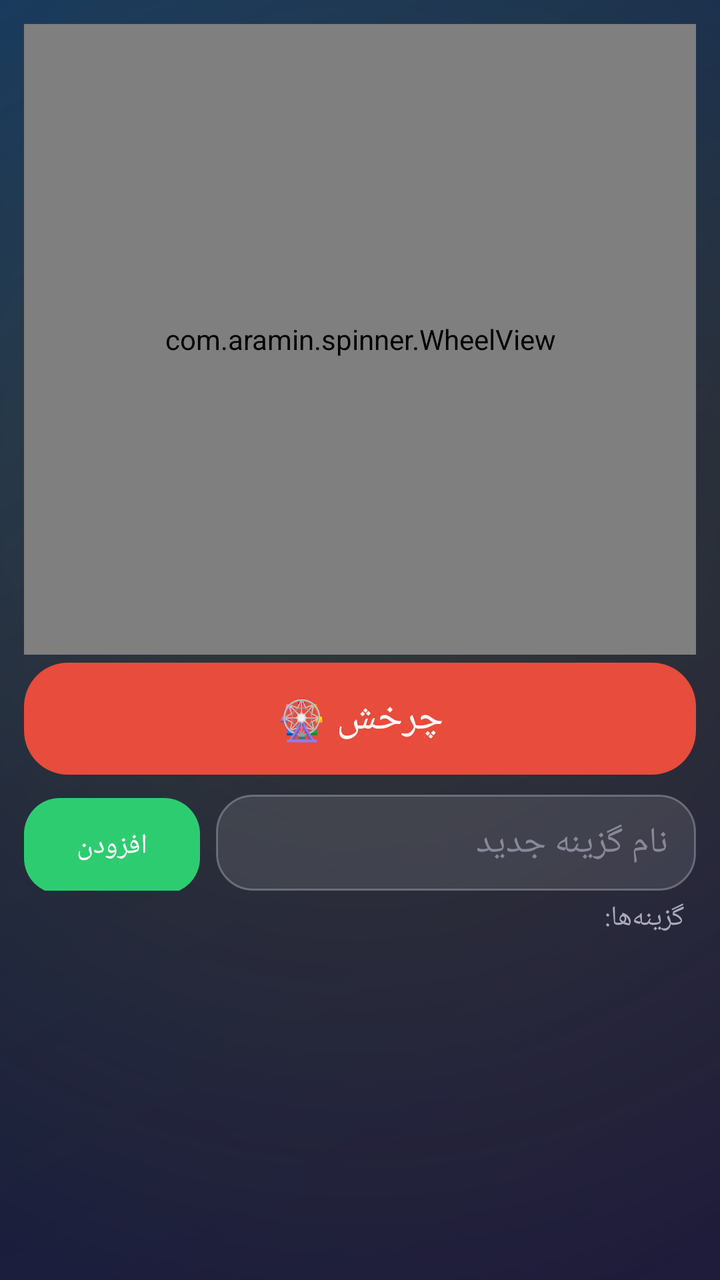
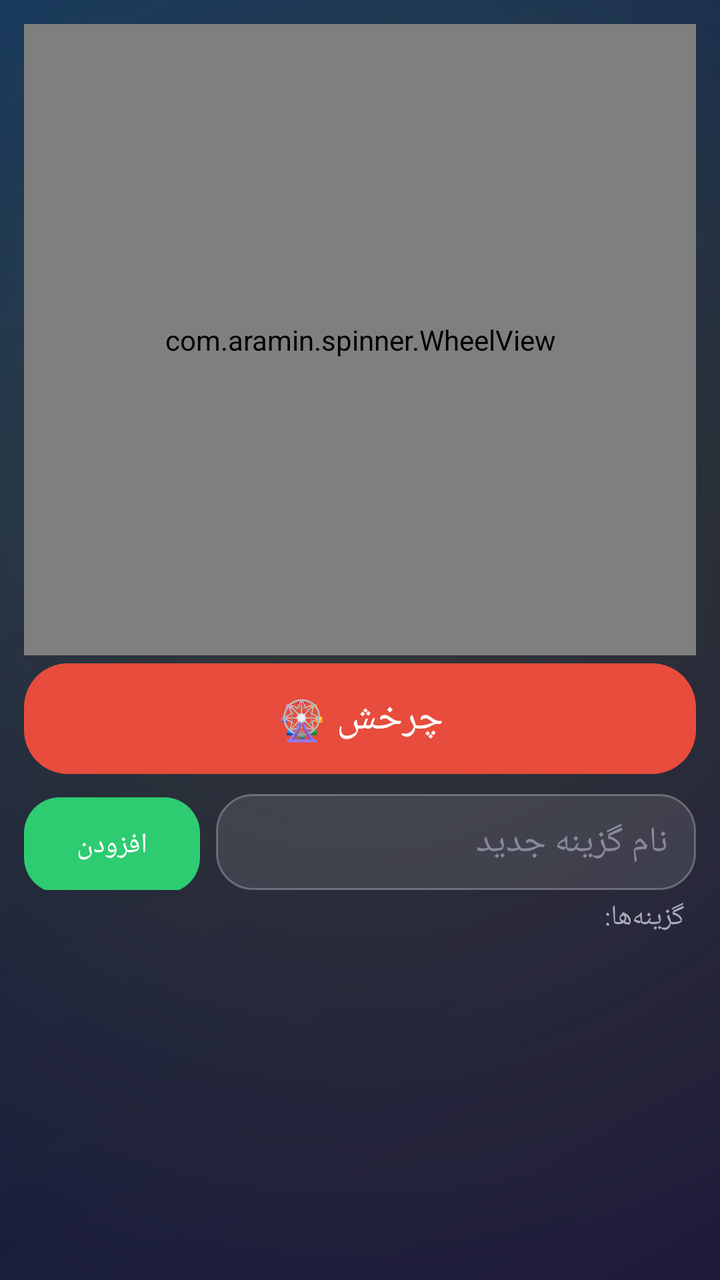

Before-and-after screenshots of an Android layout around one commit, followed by the original layout XML and the change that was made.
<!-- AndroidManifest.xml: application theme Theme.Wheel -->
<!-- res/layout/activity_main.xml -->
<?xml version="1.0" encoding="utf-8"?>
<LinearLayout xmlns:android="http://schemas.android.com/apk/res/android"
    android:layout_width="match_parent"
    android:layout_height="match_parent"
    android:orientation="vertical"
    android:background="@drawable/bg_main"
    android:padding="12dp"
    android:layoutDirection="rtl">

    <com.aramin.spinner.WheelView
        android:id="@+id/wheel"
        android:layout_width="match_parent"
        android:layout_height="0dp"
        android:layout_weight="1" />

    <TextView
        android:id="@+id/tv_result"
        android:layout_width="match_parent"
        android:layout_height="wrap_content"
        android:gravity="center"
        android:textColor="#FFD700"
        android:textSize="26sp"
        android:textStyle="bold"
        android:visibility="gone"
        android:padding="6dp" />

    <Button
        android:id="@+id/btn_spin"
        android:layout_width="match_parent"
        android:layout_height="56dp"
        android:text="چرخش 🎡"
        android:textSize="20sp"
        android:textColor="#FFFFFF"
        android:background="@drawable/btn_red"
        android:stateListAnimator="@null"
        android:layout_marginTop="4dp" />

    <LinearLayout
        android:layout_width="match_parent"
        android:layout_height="wrap_content"
        android:orientation="horizontal"
        android:layoutDirection="rtl"
        android:paddingTop="10dp"
        android:paddingBottom="4dp">

        <EditText
            android:id="@+id/et_add"
            android:layout_width="0dp"
            android:layout_height="48dp"
            android:layout_weight="1"
            android:hint="نام گزینه جدید"
            android:textColorHint="#889"
            android:textColor="#EEE"
            android:background="@drawable/bg_edit"
            android:paddingStart="14dp"
            android:paddingEnd="14dp"
            android:maxLines="1"
            android:inputType="text" />

        <Button
            android:id="@+id/btn_add"
            android:layout_width="wrap_content"
            android:layout_height="48dp"
            android:text="افزودن"
            android:textColor="#FFFFFF"
            android:background="@drawable/btn_green"
            android:stateListAnimator="@null"
            android:layout_marginStart="8dp" />
    </LinearLayout>

    <TextView
        android:layout_width="match_parent"
        android:layout_height="wrap_content"
        android:text="گزینه‌ها:"
        android:textColor="#AAB"
        android:textSize="14sp"
        android:paddingStart="6dp"
        android:paddingBottom="2dp" />

    <ListView
        android:id="@+id/lv_options"
        android:layout_width="match_parent"
        android:layout_height="0dp"
        android:layout_weight="0.5"
        android:divider="@null"
        android:dividerHeight="0dp"
        android:paddingBottom="8dp" />
</LinearLayout>
<!-- resources referenced by this layout -->
<resources>
  <!-- drawable bg_edit (drawable) -->
  <?xml version="1.0" encoding="utf-8"?>
  <shape xmlns:android="http://schemas.android.com/apk/res/android"
      android:shape="rectangle">
      <solid android:color="#1AFFFFFF" />
      <corners android:radius="18dp" />
      <stroke android:width="1dp" android:color="#44FFFFFF" />
  </shape>
  <!-- drawable bg_main (drawable) -->
  <?xml version="1.0" encoding="utf-8"?>
  <layer-list xmlns:android="http://schemas.android.com/apk/res/android">
      <item android:drawable="@drawable/bg_gradient" />
      
      <item>
          <shape android:shape="rectangle">
              <gradient
                  android:type="radial"
                  android:gradientRadius="420dp"
                  android:centerX="0.5" android:centerY="0.38"
                  android:startColor="#26F1C40F"
                  android:endColor="#00000000" />
          </shape>
      </item>
  </layer-list>
  <!-- drawable btn_green (drawable) -->
  <?xml version="1.0" encoding="utf-8"?>
  <shape xmlns:android="http://schemas.android.com/apk/res/android"
      android:shape="rectangle">
      <solid android:color="#2ECC71" />
      <corners android:radius="18dp" />
  </shape>
  <!-- drawable btn_red (drawable) -->
  <?xml version="1.0" encoding="utf-8"?>
  <shape xmlns:android="http://schemas.android.com/apk/res/android"
      android:shape="rectangle">
      <solid android:color="#E74C3C" />
      <corners android:radius="22dp" />
  </shape>
  <style name="Theme.Wheel" parent="Theme.AppCompat.NoActionBar">
          <item name="android:statusBarColor">#12141A</item>
          <item name="android:navigationBarColor">#12141A</item>
          <item name="android:textColor">#EEEEEE</item>
      </style>
  <!-- drawable bg_gradient (drawable) -->
  <?xml version="1.0" encoding="utf-8"?>
  <shape xmlns:android="http://schemas.android.com/apk/res/android"
      android:shape="rectangle">
      <gradient
          android:type="linear"
          android:angle="135"
          android:startColor="#1F1B3A"
          android:centerColor="#16213E"
          android:endColor="#0F3460" />
  </shape>
</resources>

<!-- the commit's change to res/layout/activity_main.xml (unified diff, before → after) -->
@@ -27,12 +27,15 @@
     <Button
         android:id="@+id/btn_spin"
         android:layout_width="match_parent"
-        android:layout_height="56dp"
+        android:layout_height="wrap_content"
         android:text="چرخش 🎡"
         android:textSize="20sp"
         android:textColor="#FFFFFF"
         android:background="@drawable/btn_red"
         android:stateListAnimator="@null"
+        android:paddingVertical="14dp"
+        android:insetTop="0dp"
+        android:insetBottom="0dp"
         android:layout_marginTop="4dp" />
 
     <LinearLayout
@@ -60,11 +63,13 @@
         <Button
             android:id="@+id/btn_add"
             android:layout_width="wrap_content"
-            android:layout_height="48dp"
+            android:layout_height="wrap_content"
             android:text="افزودن"
             android:textColor="#FFFFFF"
             android:background="@drawable/btn_green"
             android:stateListAnimator="@null"
+            android:insetTop="0dp"
+            android:insetBottom="0dp"
             android:layout_marginStart="8dp" />
     </LinearLayout>
 
